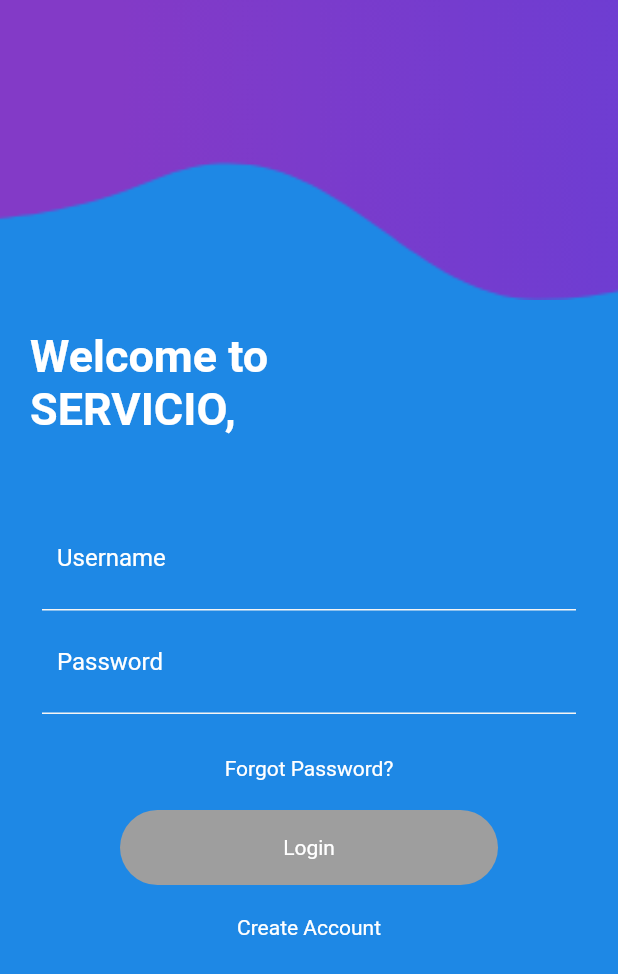
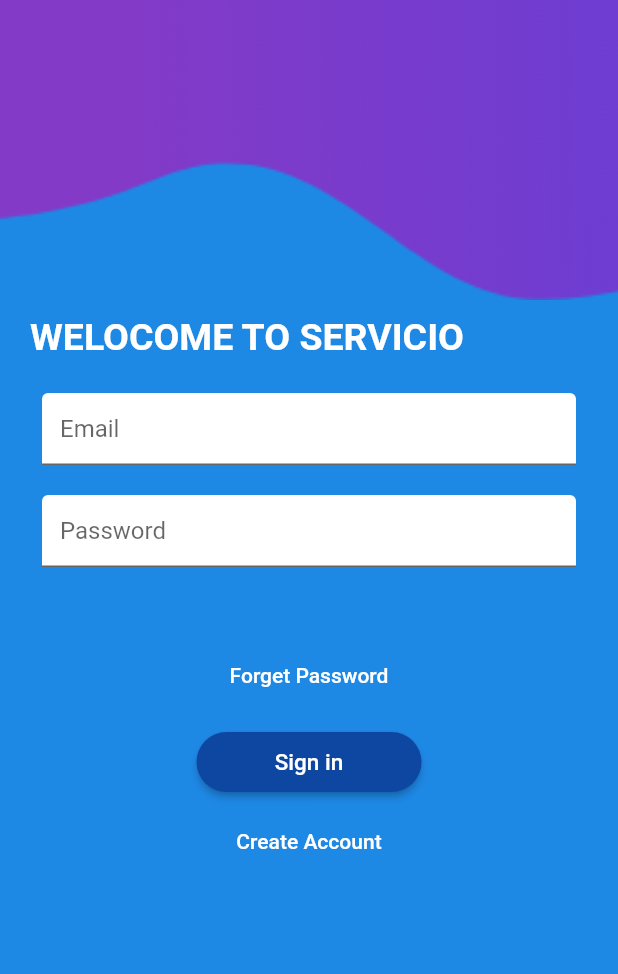
Before and after one commit to nisaldesilva7/Servicio-MobileApp, a Flutter app: the HomePage screen opened directly, on a phone screen of 412 x 824 dp. Shown: the top 974 px of the screen. Run offline on Flutter 3.47's test engine with Material 2 defaults, Android fonts, the phone set to English and light mode, and no system bars; our stand-ins replace cloud_firestore, firebase_auth, flutter_spinkit, simple_animations; accounts and stored records are empty.

Commit message:
login page ui

```diff
--- a/lib/main.dart
+++ b/lib/main.dart
@@ -13,8 +13,8 @@ class MyApp extends StatelessWidget {
     return StreamProvider<User>.value(
       value: AuthServices().user,
         child: MaterialApp(
-//      home: Wrapper(),
-        home: HomePage(),
+      home: Wrapper(),
+//      home: HomePage(),
 
       ),
     );
--- a/lib/screens/home/home.dart
+++ b/lib/screens/home/home.dart
@@ -31,7 +31,6 @@ class MyApp extends StatelessWidget {
     );
   }
 }
-
 
 class Home extends StatefulWidget{
   @override
--- a/lib/shared/loading.dart
+++ b/lib/shared/loading.dart
@@ -5,7 +5,7 @@ class Loading extends StatelessWidget {
   @override
   Widget build(BuildContext context) {
     return Container(
-      color: Colors.blue[200],
+      color: Colors.indigo,
       child: Center(
         child: SpinKitPulse(
           color: Colors.white,
--- a/lib/testing/logUI.dart
+++ b/lib/testing/logUI.dart
@@ -34,9 +34,7 @@ class _HomePageState extends State<HomePage> {
               ],
             ),
           ),
-          SizedBox(
-            height: 20,
-          ),
+          SizedBox(height: 10),
           Padding(
             padding: EdgeInsets.symmetric(horizontal: 20.0),
             child: Column(
@@ -45,17 +43,15 @@ class _HomePageState extends State<HomePage> {
                 FadeAnimation(
                   1,
                   Text(
-                    "Welcome to \nSERVICIO,",
+                    "WELOCOME TO SERVICIO",
                     style: TextStyle(
-                      fontSize: 30,
+                      fontSize: 25,
                       color: Colors.white,
                       fontWeight: FontWeight.bold,
                     ),
                   ),
                 ),
-                SizedBox(
-                  height: 40,
-                ),
+                SizedBox(height: 15.0),
                 FadeAnimation(
                   1,
                   Container(
@@ -66,88 +62,105 @@ class _HomePageState extends State<HomePage> {
                     ),
                     child: Column(
                       children: <Widget>[
-                        Container(
-                          padding: EdgeInsets.all(10.0),
-                          decoration: BoxDecoration(
-                            border: Border(
-                              bottom: BorderSide(
-                                color: Colors.grey[100],
+                        TextFormField(
+                          decoration: InputDecoration(
+                            hintText: 'Email',
+                            fillColor: Colors.white,
+                            filled: true,
                           ),
+                          validator: (val) => val.isEmpty ? 'Enter an Email' : null,
+                          onChanged: (val) {
+//                            setState(() => email = val);
+                          },
                         ),
+                        SizedBox(height: 20.0),
+                        TextFormField(
+                          decoration: InputDecoration(
+                            hintText: 'Password',
+                            fillColor: Colors.white,
+                            filled: true,
                           ),
-                          child: TextField(
-                            decoration: InputDecoration(
-                              border: InputBorder.none,
-                              hintText: "Username",
-                              hintStyle: TextStyle(color: Colors.white),
+                          validator: (val) => val.length < 6 ? 'Passowrd should be length more thana 6 chars' : null,
+                          obscureText: true,
+                          onChanged: (val) {
+//                            setState(() => password = val);
+                          },
                         ),
-                          ),
-                        ),
-                        Container(
-                          padding: EdgeInsets.all(10.0),
-                          decoration: BoxDecoration(
-                            border: Border(
-                              bottom: BorderSide(
-                                color: Colors.grey[100],
-                              ),
-                            ),
-                          ),
-                          child: TextField(
-                            decoration: InputDecoration(
-                                border: InputBorder.none,
-                                hintText: "Password",
-                                hintStyle: TextStyle(color: Colors.white)),
-                          ),
-                        )
                       ],
                     ),
                   ),
                 ),
                 SizedBox(
-                  height: 20.0,
+                  height: 40.0,
                 ),
                 Center(
                   child: FadeAnimation(
                     1,
-                    Text(
-                      "Forgot Password?",
+                      FlatButton(
+                        onPressed: () {
+                          /*...*/
+                        },
+                        child: Text(
+                          "Forget Password",
                           style: TextStyle(
                             color: Colors.white,
                           ),
                         ),
                       ),
                   ),
-                SizedBox(
-                  height: 20.0,
                 ),
+                SizedBox(height: 10.0),
                 FadeAnimation(
                   1,
-                  Container(
-                    height: 50,
-                    margin: EdgeInsets.symmetric(horizontal: 60),
-                    decoration: BoxDecoration(
-                      borderRadius: BorderRadius.circular(50),
-                      color: Colors.grey[500],
+                  ButtonTheme(
+                    minWidth: 150.0,
+                    height: 40.0,
+                    child: Center(
+                      child: RaisedButton(
+                        shape: RoundedRectangleBorder(borderRadius: new BorderRadius.circular(30.0)),
+                        color: Colors.blue[900],
+                        child: Text('Sign in',
+                          style: TextStyle(color: Colors.white, fontSize: 15.0),
                         ),
-                    child: Center(
-                      child: Text(
-                        "Login",
-                        style: TextStyle(color: Colors.white),
+                        onPressed: () {},
+//                        sign in function
+//                        async {
+//                          if (_formKey.currentState.validate()) {
+//                            setState(() => loading = true);
+//                            dynamic result = await _auth.signInWithEmail(email, password);
+//                            if (result == null){
+//                              setState(() {
+//                                error = 'Could not Sign In';
+//                                loading = false;
+//                              });
+//                            }
+//                          }
+//                        },
                       ),
                     ),
                   ),
                 ),
-
-                SizedBox(
-                  height: 20.0,
-                ),
+                SizedBox(height: 5.0),
+//error for sign in
+//                Text(
+//                    error,
+//                    style: TextStyle(
+//                      color: Colors.black,
+//                    )
+//                ),
                 FadeAnimation(
                   1,
                   Center(
+                    child: FlatButton(
+                      onPressed: () {
+//                        toggle between sign up and sign in
+//                        widget.toggleView();
+                        },
                       child: Text(
                         "Create Account",
                         style: TextStyle(
                           color: Colors.white,
+                        ),
                       ),
                     ),
                   ),
```
Also changed, not shown: lib/screens/authenticate/sign_in.dart (+112 -24 lines), assets/image/2.png (added), 14 other files. Lines whose indentation alone changed are shown as unchanged.
